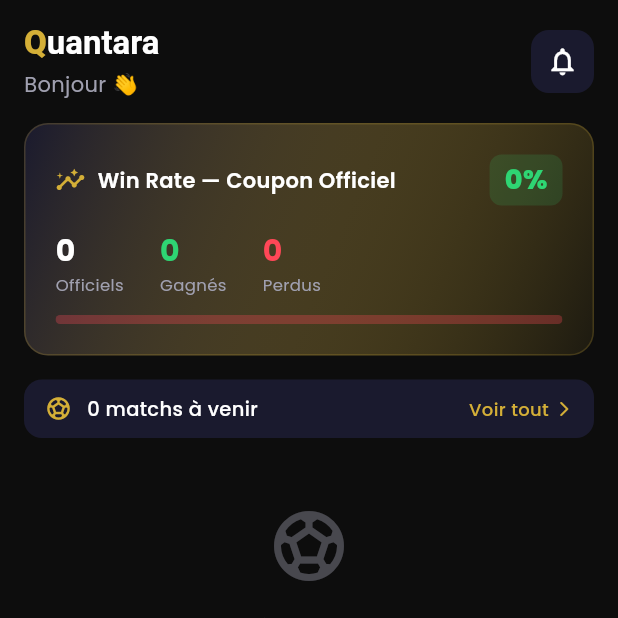
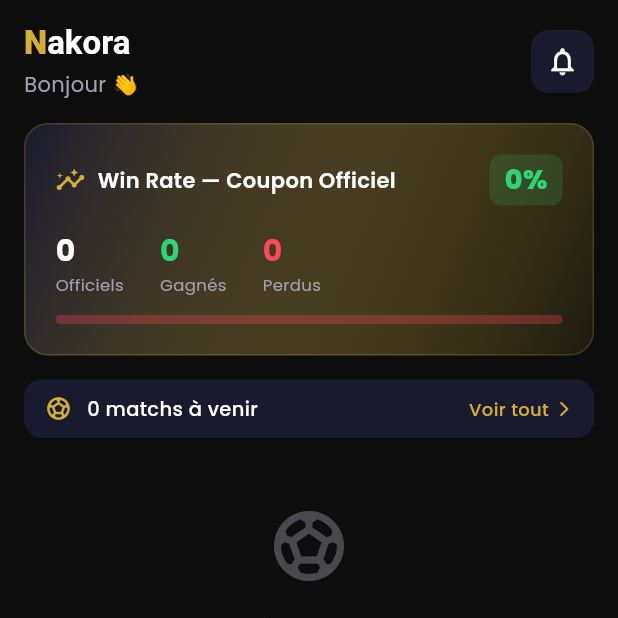
Before and after one commit to DrKonan/QUANTARA, a Flutter app: the HomeScreen screen opened by its route, on a phone screen of 412 x 824 dp, the top half of it. Run offline on Flutter 3.47's test engine with Material 3 defaults, Android fonts, the phone set to English and light mode, and no system bars; our stand-ins replace firebase_analytics, firebase_core, firebase_crashlytics, firebase_messaging, flutter_local_notifications, flutter_riverpod and 7 more; accounts and stored records are empty; network calls fail.

Commit message:
fix: rename Quantara to Nakora in home screen header
Co-authored-by: Copilot <223556219+Copilot@users.noreply.github.com>

```diff
--- a/mobile/lib/features/home/presentation/screens/home_screen.dart
+++ b/mobile/lib/features/home/presentation/screens/home_screen.dart
@@ -263,8 +263,8 @@ class HomeScreen extends ConsumerWidget {
               children: [
                 RichText(
                   text: const TextSpan(children: [
-                    TextSpan(text: 'Q', style: TextStyle(color: AppColors.gold, fontSize: 22, fontWeight: FontWeight.w800)),
-                    TextSpan(text: 'uantara', style: TextStyle(color: AppColors.textPrimary, fontSize: 22, fontWeight: FontWeight.w600)),
+                    TextSpan(text: 'N', style: TextStyle(color: AppColors.gold, fontSize: 22, fontWeight: FontWeight.w800)),
+                    TextSpan(text: 'akora', style: TextStyle(color: AppColors.textPrimary, fontSize: 22, fontWeight: FontWeight.w600)),
                   ]),
                 ),
                 const SizedBox(height: 4),
```
